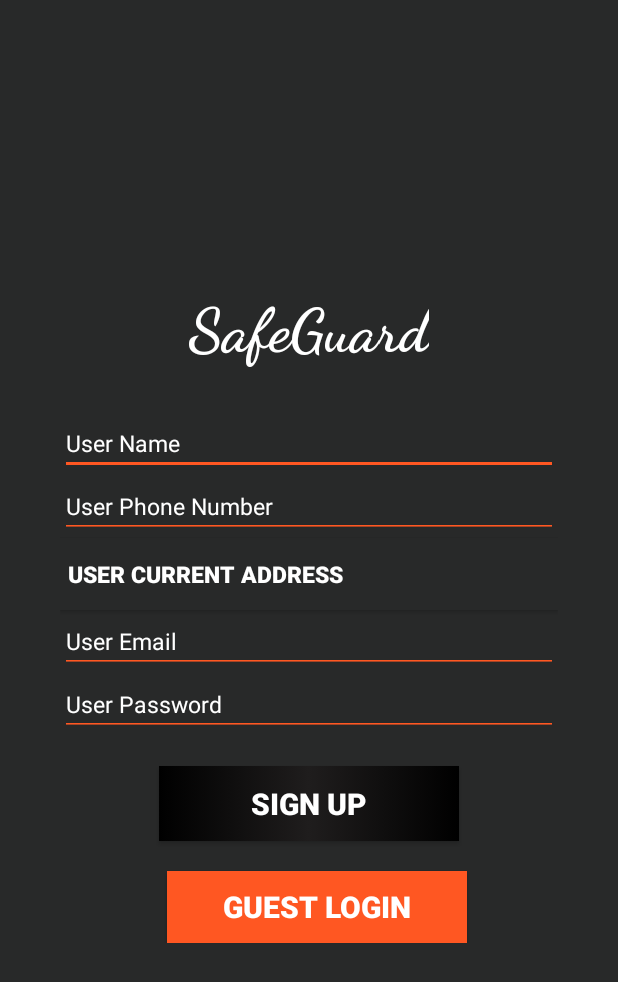
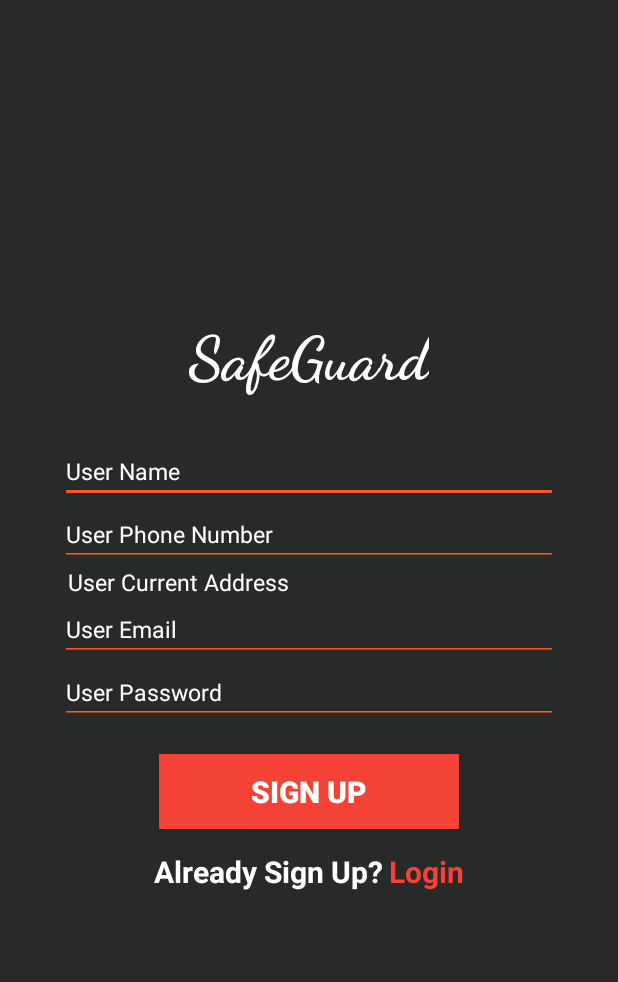
Before and after one commit to sifatabdullah386/SafeGuard, an Android app: the screen it shows after launch (RegisterActivity), on a phone screen of 412 x 824 dp. Shown: the top 982 px of the screen. Run offline under Robolectric (Android 15) with nearby library versions, the phone set to English and light mode, and no system bars; our stand-ins replace Firebase (no records; nobody signed in at launch, a user with empty details on screens opened directly); 2 statements that could not run were skipped.

Commit message:
commit25

```diff
--- a/app/build.gradle
+++ b/app/build.gradle
@@ -64,15 +64,15 @@ dependencies {
     implementation 'com.google.android.libraries.places:places:2.2.0'
 
     //FireBase dependencies
-    implementation 'com.google.firebase:firebase-core:17.2.3'
+    implementation 'com.google.firebase:firebase-core:17.3.0'
     implementation 'com.google.firebase:firebase-database:19.2.1'
     implementation 'com.google.firebase:firebase-storage:19.1.1'
     implementation 'com.google.firebase:firebase-auth:19.3.0'
     implementation 'com.firebaseui:firebase-ui-database:4.2.1'
     implementation 'com.firebase:geofire-android:3.0.0'
-    implementation 'com.google.firebase:firebase-messaging:20.1.3'
+    implementation 'com.google.firebase:firebase-messaging:20.1.5'
     implementation 'com.android.volley:volley:1.1.1'
-    implementation 'com.google.firebase:firebase-analytics:17.2.3'
+    implementation 'com.google.firebase:firebase-analytics:17.3.0'
 
     //One Signal for sending notification
     implementation 'com.onesignal:OneSignal:3.12.6@aar'
--- a/app/src/main/AndroidManifest.xml
+++ b/app/src/main/AndroidManifest.xml
@@ -8,6 +8,7 @@
     <uses-permission android:name="android.permission.WRITE_EXTERNAL_STORAGE" />
     <uses-permission android:name="android.permission.READ_EXTERNAL_STORAGE" />
     <uses-permission android:name="android.permission.ACCESS_COARSE_LOCATION" />
+    <uses-permission android:name="android.permission.ACCESS_BACKGROUND_LOCATION" />
     <uses-permission android:name="android.permission.ACCESS_NETWORK_STATE" />
     <uses-permission android:name="com.google.android.providers.gsf.permission.READ_GSERVICES" />
     <uses-permission android:name="android.permission.CAMERA" />
--- a/app/src/main/java/com/example/safeguard/AdminPanel.java
+++ b/app/src/main/java/com/example/safeguard/AdminPanel.java
@@ -6,7 +6,7 @@ import androidx.cardview.widget.CardView;
 import android.content.Intent;
 import android.os.Bundle;
 import android.view.View;
-import android.widget.Button;
+
 
 public class AdminPanel extends AppCompatActivity {
 
--- a/app/src/main/java/com/example/safeguard/RegisterActivity.java
+++ b/app/src/main/java/com/example/safeguard/RegisterActivity.java
@@ -1,8 +1,11 @@
 package com.example.safeguard;
 
+import android.content.Context;
 import android.content.Intent;
 import androidx.annotation.NonNull;
 import androidx.appcompat.app.AppCompatActivity;
+
+import android.content.SharedPreferences;
 import android.os.Bundle;
 import android.text.TextUtils;
 import android.util.Log;
@@ -10,10 +13,10 @@ import android.view.View;
 import android.widget.Button;
 import android.widget.EditText;
 import android.widget.ProgressBar;
+import android.widget.TextView;
 import android.widget.Toast;
 
 import com.google.android.gms.common.api.Status;
-
 import com.google.android.gms.maps.model.LatLng;
 
 import com.google.android.gms.tasks.OnCompleteListener;
@@ -26,7 +29,6 @@ import com.google.android.libraries.places.widget.AutocompleteActivity;
 import com.google.android.libraries.places.widget.model.AutocompleteActivityMode;
 import com.google.firebase.auth.AuthResult;
 import com.google.firebase.auth.FirebaseAuth;
-import com.google.firebase.auth.FirebaseUser;
 import com.google.firebase.database.DatabaseReference;
 import com.google.firebase.database.FirebaseDatabase;
 
@@ -34,11 +36,10 @@ import java.util.Arrays;
 import java.util.List;
 import java.util.Objects;
 
-public class RegisterActivity extends AppCompatActivity   {
+public class RegisterActivity extends AppCompatActivity implements View.OnClickListener, DialogLogin.DialogLoginListener {
 
-    EditText UserName,UserPhoneNumber,UserEmail,UserPassword;
-    Button signUpButton,UserAddress,GuestLogin;
-    FirebaseUser CurrentUser;
+    EditText UserName,UserPhoneNumber,UserEmail,UserPassword,LoginUserName,LoginPassword;
+    private TextView UserAddress;
     ProgressBar progressBar;
     private DatabaseReference UserDatabase;
     private FirebaseAuth firebaseAuth;
@@ -57,54 +58,56 @@ public class RegisterActivity extends AppCompatActivity   {
 
         UserName = findViewById(R.id.userNameEditText);
         UserPhoneNumber = findViewById(R.id.phoneNumberEditText);
-        UserAddress = findViewById(R.id.locationButton);
+        UserAddress = findViewById(R.id.locationTextView);
         UserEmail = findViewById(R.id.emailEditText);
         UserPassword = findViewById(R.id.passwordEditText);
-        signUpButton = findViewById(R.id.signUpButton);
+        LoginUserName = findViewById(R.id.loginEmailEditText);
+        LoginPassword = findViewById(R.id.loginPasswordEditText);
+        TextView loginTextView = findViewById(R.id.loginTextView);
+
+        Button signUpButton = findViewById(R.id.signUpButton);
         progressBar = findViewById(R.id.progressBar);
 
+        signUpButton.setOnClickListener(this);
+        loginTextView.setOnClickListener(this);
+        UserAddress.setOnClickListener(this);
 
-        GuestLogin=findViewById(R.id.button_guest_login);
-        GuestLogin.setOnClickListener(new View.OnClickListener() {
-            @Override
-            public void onClick(View view) {
-                Intent intent =new Intent(RegisterActivity.this,MainActivity.class);
-                startActivity(intent);
-            }
-        });
-
-        doRegistration();
+        doAutomaticLogin();
 
         if (!Places.isInitialized()) {
-            String apiKey="AIzaSyDuzb58bZ3zMAbDn8pEsTq867UYGaC6RPA";
+            String apiKey="AIzaSyAQ51Bejel1ohyxPdoK4-N9q8yMmYJYnDA";
             Places.initialize(getApplicationContext(),apiKey);
         }
         fields= Arrays.asList(Place.Field.ID,Place.Field.NAME,Place.Field.LAT_LNG);
+    }
 
-        UserAddress.setOnClickListener(new View.OnClickListener() {
-            @Override
-            public void onClick(View v) {
-                Intent intent =new Autocomplete.IntentBuilder(AutocompleteActivityMode.FULLSCREEN,fields).build(RegisterActivity.this);
-                startActivityForResult(intent,AUTOCOMPLETE_REQUEST_CODE);
-            }
-        });
+    @Override
+    public void onClick(View view){
+        if(view.getId()==R.id.signUpButton){
+            doRegistration();
+        }
+        else if(view.getId()==R.id.loginTextView){
+            OpenDialogLogin();
+        }
+        else if(view.getId()==R.id.locationTextView){
+            findLocation();
+        }
     }
     private void doRegistration(){
-        signUpButton.setOnClickListener(new View.OnClickListener() {
-            @Override
-            public void onClick(View v) {
                 final String userName = UserName.getText().toString().trim();
                 final String phoneNumber = UserPhoneNumber.getText().toString().trim();
                 final String email = UserEmail.getText().toString().trim();
                 final String Location=location;
-                final LatLng LocatonLatLng=latLang;
-                String password = UserPassword.getText().toString().trim();
+                final LatLng LocationLatLng=latLang;
+                final String password = UserPassword.getText().toString().trim();
 
                 if(TextUtils.isEmpty(userName) ||TextUtils.isEmpty(phoneNumber) ||TextUtils.isEmpty(email) || TextUtils.isEmpty(password)){
                     Toast.makeText(RegisterActivity.this, "Please enter all details!", Toast.LENGTH_SHORT).show();
                 }
                 else{
+                    //progressbar visible
                     progressBar.setVisibility(View.VISIBLE);
+                    //register users with email password
                     firebaseAuth.createUserWithEmailAndPassword(email,password).addOnCompleteListener(new OnCompleteListener<AuthResult>() {
                         @Override
                         public void onComplete(@NonNull Task<AuthResult> task) {
@@ -113,22 +116,87 @@ public class RegisterActivity extends AppCompatActivity   {
                                 Toast.makeText(RegisterActivity.this,"Error",Toast.LENGTH_LONG).show();
                             }
                             else{
+                                //For auto login
+                                SharedPreferences sharedPreferences=getSharedPreferences("userDetails", Context.MODE_PRIVATE);
+                                SharedPreferences.Editor editor=sharedPreferences.edit();
+                                editor.putString("emailKey",email);
+                                editor.putString("passwordKey",password);
+                                editor.apply();
+
                                 //For Real time Data Store
                                 String user_id= Objects.requireNonNull(firebaseAuth.getCurrentUser()).getUid();
-                                userDataConstructor send=new userDataConstructor(userName,phoneNumber,email,Location,LocatonLatLng);
+                                userDataConstructor send=new userDataConstructor(userName,phoneNumber,email,Location,LocationLatLng);
                                 UserDatabase.child("Info").child(user_id).setValue(send);
                                 Toast.makeText(RegisterActivity.this,"Information Added Successfully",Toast.LENGTH_LONG).show();
                                 finish();
+                                //go to main activity
                                 Intent intent = new Intent(RegisterActivity.this, MainActivity.class);
                                 startActivity(intent);
                             }
                         }
                     });
                 }
+    }
+    private void doAutomaticLogin() {
+        //read data from shared preferences
+        SharedPreferences sharedPreferences=getSharedPreferences("userDetails", Context.MODE_PRIVATE);
+        if(sharedPreferences.contains("usernameKey")&& sharedPreferences.contains("emailKey") && sharedPreferences.contains("passwordKey")){
+            String userEmail=sharedPreferences.getString("emailKey","Data Not Found");
+            String password=sharedPreferences.getString("passwordKey","Data Not Found");
+
+            //firebase login
+            firebaseAuth.signInWithEmailAndPassword(userEmail,password).addOnCompleteListener(new OnCompleteListener<AuthResult>() {
+                @Override
+                public void onComplete(@NonNull Task<AuthResult> task) {
+                    if(task.isSuccessful()){
+                        Intent intent = new Intent(RegisterActivity.this, MainActivity.class);
+                        startActivity(intent);
+                    }
+                    else{
+                        Toast.makeText(RegisterActivity.this, "Login failed! " + Objects.requireNonNull(task.getException()).getMessage(), Toast.LENGTH_SHORT).show();
+                    }
+                }
+            });
+        }
+        else{
+            Toast.makeText(RegisterActivity.this,"Complete your Registration First ",Toast.LENGTH_LONG).show();
+        }
+    }
+    //open dialog login
+    private void OpenDialogLogin() {
+        DialogLogin dialogLogin=new DialogLogin();
+        dialogLogin.show(getSupportFragmentManager(),"Login Dialog");
+    }
+    //Dialog Login
+    @Override
+    public void applyTexts(String LoginEmail, String LoginPassword) {
+        //For auto login
+        SharedPreferences sharedPreferences=getSharedPreferences("userDetails", Context.MODE_PRIVATE);
+        SharedPreferences.Editor editor=sharedPreferences.edit();
+        editor.putString("emailKey",LoginEmail);
+        editor.putString("passwordKey",LoginPassword);
+        editor.apply();
+
+        //firebase login
+        firebaseAuth.signInWithEmailAndPassword(LoginEmail,LoginPassword).addOnCompleteListener(new OnCompleteListener<AuthResult>() {
+            @Override
+            public void onComplete(@NonNull Task<AuthResult> task) {
+                if(task.isSuccessful()){
+                    Intent intent = new Intent(RegisterActivity.this, MainActivity.class);
+                    startActivity(intent);
+                }
+                else{
+                    Toast.makeText(RegisterActivity.this, "Login failed! " + Objects.requireNonNull(task.getException()).getMessage(), Toast.LENGTH_SHORT).show();
+                }
             }
         });
     }
-    //get current address
+    //open on activity result
+    private void findLocation() {
+        Intent intent =new Autocomplete.IntentBuilder(AutocompleteActivityMode.FULLSCREEN,fields).build(RegisterActivity.this);
+        startActivityForResult(intent,AUTOCOMPLETE_REQUEST_CODE);
+    }
+    //auto complete places
     @Override
     protected void onActivityResult(int requestCode, int resultCode, Intent data) {
         super.onActivityResult(requestCode, resultCode, data);
--- a/app/src/main/res/layout/activity_add_fire_services_layout.xml
+++ b/app/src/main/res/layout/activity_add_fire_services_layout.xml
@@ -5,7 +5,7 @@
     xmlns:tools="http://schemas.android.com/tools"
     android:orientation="vertical"
     android:layout_gravity="center"
-    tools:context=".addFireServices">
+    tools:context=".addFireStations">
 
   <androidx.appcompat.widget.Toolbar
       android:id="@+id/add_fire_services_toolbar"
--- a/app/src/main/res/layout/activity_register.xml
+++ b/app/src/main/res/layout/activity_register.xml
@@ -56,14 +56,12 @@
             android:textColor="#fff"
             android:inputType="textPhonetic"
             tools:ignore="TextFields" />
-
-        <Button
-            android:id="@+id/locationButton"
+        <TextView
+            android:id="@+id/locationTextView"
             android:layout_width="match_parent"
             android:layout_height="wrap_content"
-            android:background="#282929"
-            android:fontFamily="sans-serif-black"
             android:textAlignment="textStart"
+            android:backgroundTint="#FF5722"
             android:paddingStart="5dp"
             android:text="User Current Address"
             android:textColor="#fff"
@@ -95,25 +93,37 @@
             android:layout_height="50dp"
             android:layout_marginTop="20dp"
             android:padding="10dp"
-            android:background="@drawable/app_bar_baackground"
+            android:background="#F44336"
             android:textStyle="bold"
             android:textColor="#fff"
             android:text="sign up"
             android:textSize="20sp" />
-        <Button
-            android:id="@+id/button_guest_login"
-            android:layout_width="200dp"
-            android:layout_height="0dp"
-            android:layout_weight="1"
+        <LinearLayout
+            android:layout_width="match_parent"
+            android:layout_height="wrap_content"
+            android:orientation="horizontal"
             android:layout_marginTop="20dp"
-            android:layout_marginStart="5dp"
-            android:padding="5dp"
-            android:background="#FF5722"
-            android:textStyle="bold"
-            android:textColor="#fff"
-            android:text="@string/guest_login"
-            android:textSize="20sp">
-        </Button>
+            android:gravity="center">
+            <TextView
+                android:layout_width="wrap_content"
+                android:layout_height="wrap_content"
+                android:textAlignment="center"
+                android:textColor="#fff"
+                android:text="Already Sign Up? "
+                android:textSize="20sp"
+                android:layout_marginBottom="10dp"
+                android:textStyle="bold"/>
+            <TextView
+                android:id="@+id/loginTextView"
+                android:layout_width="wrap_content"
+                android:layout_height="wrap_content"
+                android:textAlignment="center"
+                android:textColor="#F44336"
+                android:text="Login"
+                android:textSize="20sp"
+                android:layout_marginBottom="10dp"
+                android:textStyle="bold"/>
+        </LinearLayout>
 
     </LinearLayout>
 
--- a/app/src/main/res/layout/dialog_add_emergency_contacts.xml
+++ b/app/src/main/res/layout/dialog_add_emergency_contacts.xml
@@ -2,8 +2,8 @@
 <LinearLayout
     xmlns:android="http://schemas.android.com/apk/res/android"
     xmlns:tools="http://schemas.android.com/tools"
-    android:layout_width="400dp"
-    android:layout_height="700dp"
+    android:layout_width="match_parent"
+    android:layout_height="match_parent"
     android:orientation="vertical"
     android:layout_gravity="center"
     android:padding="10dp"
--- a/app/src/main/res/values/strings.xml
+++ b/app/src/main/res/values/strings.xml
@@ -101,4 +101,5 @@
     <string name="phone_number_3">Phone Number 3</string>
     <string name="add_three_important_emergency_contacts_here">Add Three Important Emergency Contacts Here</string>
     <string name="add_contacts">Add contacts</string>
+    <string name="sign_in">Sign In</string>
 </resources>
```
Also changed, not shown: app/src/main/java/com/example/safeguard/AdminActivity.java (+14 -3 lines), app/src/main/java/com/example/safeguard/DialogLogin.java (added, +66 -0 lines), app/src/main/res/layout/dialog_login.xml (added, +32 -0 lines).
